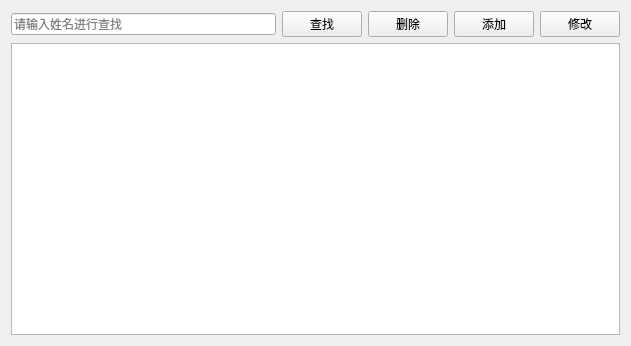
Qt form patientview.ui (Jvsong/Qttask3) before a commit.
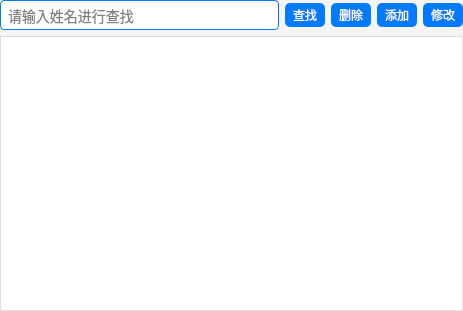
The same form after that commit. Icons and pictures are not drawn.

The edit to the form file:
```diff
--- a/patientview.ui
+++ b/patientview.ui
@@ -6,14 +6,87 @@
    <rect>
     <x>0</x>
     <y>0</y>
-    <width>631</width>
-    <height>346</height>
+    <width>463</width>
+    <height>311</height>
    </rect>
   </property>
   <property name="windowTitle">
    <string>病人管理</string>
   </property>
+  <property name="styleSheet">
+   <string notr="true">
+        /* 界面背景颜色 */
+        QWidget {
+            background-color: #F5F5F5;  /* 背景为浅灰色 */
+        }
+
+        /* 搜索框样式 */
+        QLineEdit {
+            background-color: #FFFFFF;  /* 白色背景 */
+            border: 1px solid #007BFF;  /* 蓝色边框 */
+            border-radius: 4px;         /* 圆角 */
+            padding: 5px;               /* 内边距 */
+            font-size: 14px;            /* 字体大小 */
+            min-width: 150px;           /* 最小宽度 */
+        }
+
+        /* 按钮样式 */
+        QPushButton {
+            background-color: #007BFF;  /* 蓝色背景 */
+            color: white;               /* 白色字体 */
+            border: none;               /* 无边框 */
+            border-radius: 5px;         /* 圆角 */
+            padding: 3px 8px;          /* 内边距 */
+            font-size: 12px;            /* 字体大小 */
+        }
+
+        /* 按钮悬停样式 */
+        QPushButton:hover {
+            background-color: #0056B3;  /* 深蓝色背景 */
+        }
+
+        /* 按钮按下样式 */
+        QPushButton:pressed {
+            background-color: #003F7F;  /* 更深的蓝色背景 */
+        }
+
+        /* 表格样式 */
+        QTableView {
+            background-color: #FFFFFF;  /* 表格背景色为白色 */
+            border: 1px solid #DDDDDD;  /* 边框为浅灰色 */
+            selection-background-color: #007BFF; /* 选中行背景为蓝色 */
+            font-size: 12px;            /* 字体大小 */
+        }
+
+        /* 表格头部样式 */
+        QTableView::horizontalHeader {
+            background-color: #007BFF;  /* 头部背景色为蓝色 */
+            color: white;               /* 白色字体 */
+        }
+
+        /* 表格单元格的选中效果 */
+        QTableView::item:selected {
+            background-color: #ADD8E6;  /* 选中单元格的背景色 */
+        }
+
+</string>
+  </property>
   <layout class="QGridLayout" name="gridLayout">
+   <property name="leftMargin">
+    <number>0</number>
+   </property>
+   <property name="topMargin">
+    <number>0</number>
+   </property>
+   <property name="rightMargin">
+    <number>0</number>
+   </property>
+   <property name="bottomMargin">
+    <number>0</number>
+   </property>
+   <property name="spacing">
+    <number>6</number>
+   </property>
    <item row="0" column="0">
     <layout class="QHBoxLayout" name="horizontalLayout_2">
      <item>
```
Left out of the diff: 16 changed lines with no effect on the pictures.
